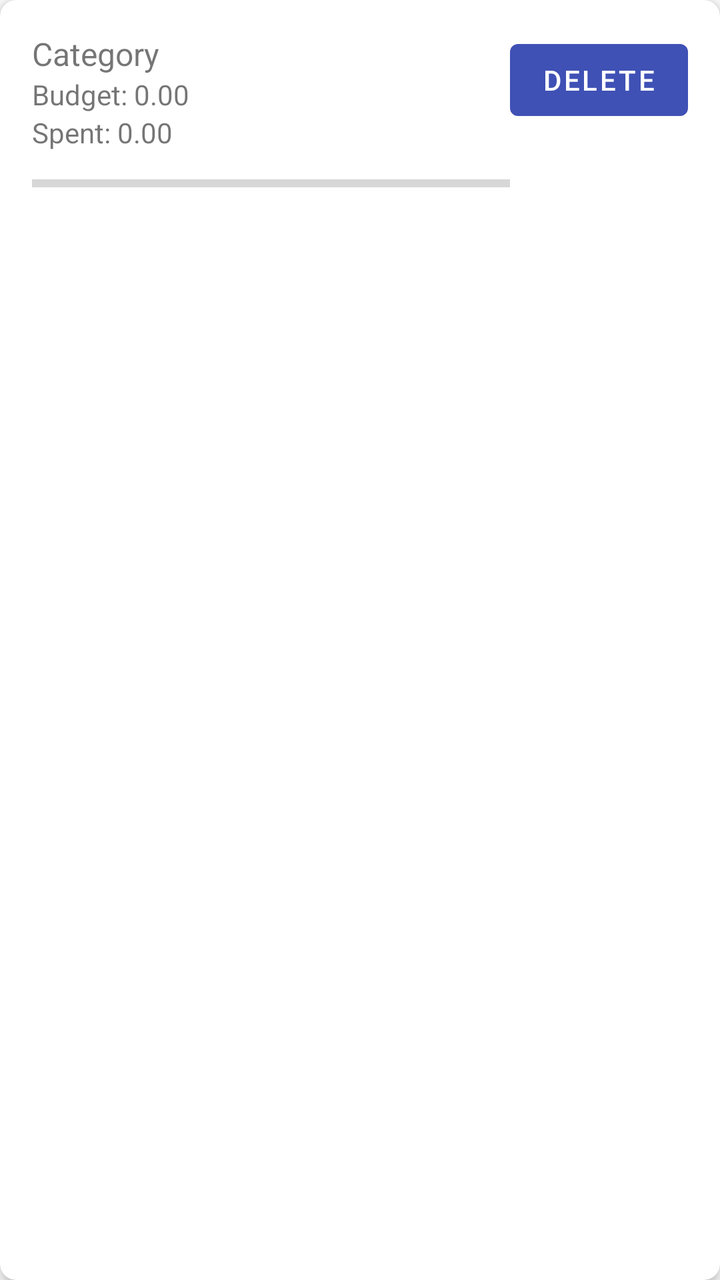
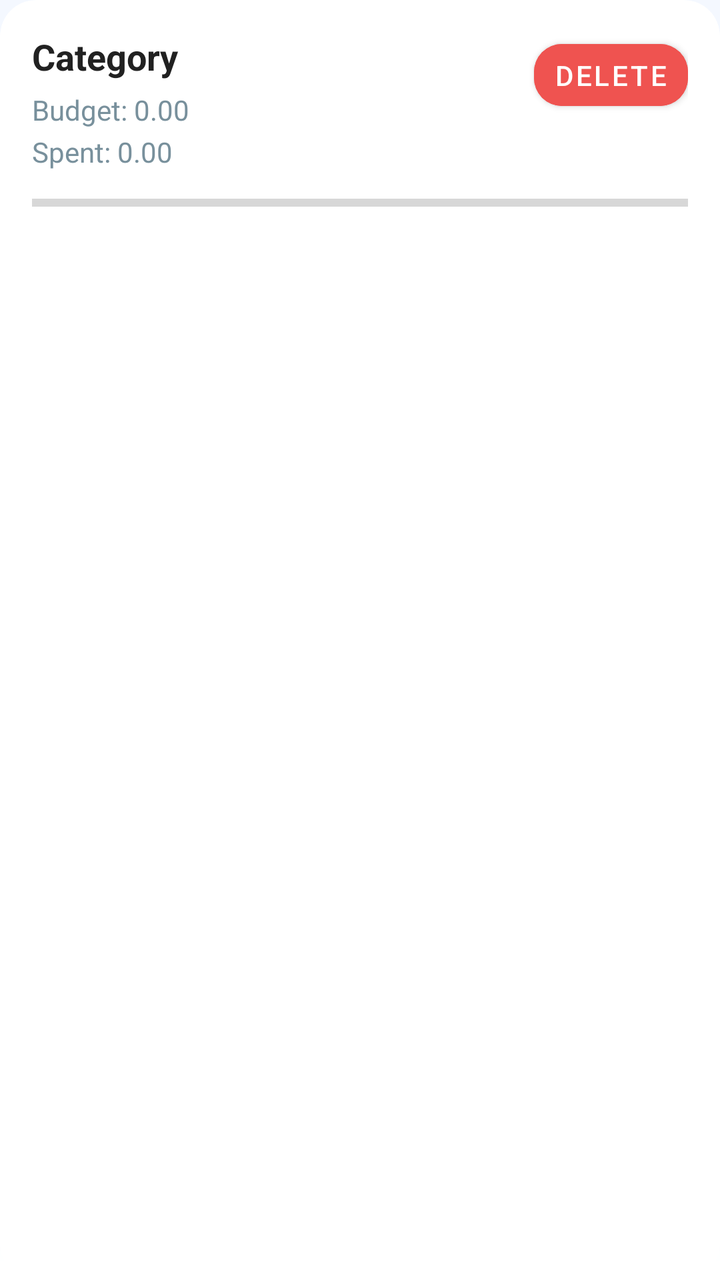

Before-and-after screenshots of an Android layout around one commit, followed by the original layout XML and the change that was made.
<!-- AndroidManifest.xml: application theme Theme.ImiliPocket -->
<!-- res/layout/item_budget.xml -->
<?xml version="1.0" encoding="utf-8"?>
<androidx.cardview.widget.CardView
    xmlns:android="http://schemas.android.com/apk/res/android"
    xmlns:app="http://schemas.android.com/apk/res-auto"
    android:layout_width="match_parent"
    android:layout_height="wrap_content"
    app:cardCornerRadius="8dp"
    app:cardElevation="4dp"
    android:layout_margin="8dp">

    <androidx.constraintlayout.widget.ConstraintLayout
        android:layout_width="match_parent"
        android:layout_height="wrap_content"
        android:padding="16dp">

        <TextView
            android:id="@+id/tv_category"
            android:layout_width="0dp"
            android:layout_height="wrap_content"
            android:text="Category"
            android:textSize="16sp"
            app:layout_constraintTop_toTopOf="parent"
            app:layout_constraintStart_toStartOf="parent"
            app:layout_constraintEnd_toStartOf="@id/btn_delete" />

        <TextView
            android:id="@+id/tv_budget_amount"
            android:layout_width="0dp"
            android:layout_height="wrap_content"
            android:text="Budget: 0.00"
            android:textSize="14sp"
            app:layout_constraintTop_toBottomOf="@id/tv_category"
            app:layout_constraintStart_toStartOf="parent"
            app:layout_constraintEnd_toStartOf="@id/btn_delete" />

        <TextView
            android:id="@+id/tv_spent_amount"
            android:layout_width="0dp"
            android:layout_height="wrap_content"
            android:text="Spent: 0.00"
            android:textSize="14sp"
            app:layout_constraintTop_toBottomOf="@id/tv_budget_amount"
            app:layout_constraintStart_toStartOf="parent"
            app:layout_constraintEnd_toStartOf="@id/btn_delete" />

        <ProgressBar
            android:id="@+id/progress_bar"
            style="@style/Widget.AppCompat.ProgressBar.Horizontal"
            android:layout_width="0dp"
            android:layout_height="wrap_content"
            android:max="100"
            android:progress="0"
            app:layout_constraintTop_toBottomOf="@id/tv_spent_amount"
            app:layout_constraintStart_toStartOf="parent"
            app:layout_constraintEnd_toStartOf="@id/btn_delete"
            android:layout_marginTop="8dp" />

        <Button
            android:id="@+id/btn_delete"
            android:layout_width="wrap_content"
            android:layout_height="wrap_content"
            android:text="Delete"
            app:layout_constraintTop_toTopOf="parent"
            app:layout_constraintEnd_toEndOf="parent" />
    </androidx.constraintlayout.widget.ConstraintLayout>
</androidx.cardview.widget.CardView>
<!-- resources referenced by this layout -->
<resources>
  <style name="Theme.ImiliPocket" parent="Theme.MaterialComponents.DayNight.NoActionBar">
          <item name="colorPrimary">@color/primary_color</item> 
          <item name="colorPrimaryVariant">@color/primary_dark</item> 
          <item name="colorOnPrimary">@color/white</item>
          <item name="colorSecondary">@color/secondary_color</item> 
          <item name="colorSecondaryVariant">@color/secondary_dark</item> 
          <item name="colorOnSecondary">@color/black</item>
          <item name="android:statusBarColor">@android:color/transparent</item>
          <item name="android:windowLightStatusBar">true</item>
          <item name="android:navigationBarColor">@android:color/transparent</item>
          <item name="android:windowDrawsSystemBarBackgrounds">true</item>
      </style>
  <color name="primary_color">#3F51B5</color>
  <color name="primary_dark">#303F9F</color>
  <color name="white">#FFFFFFFF</color>
  <color name="secondary_color">#F06292</color>
  <color name="secondary_dark">#C2185B</color>
  <color name="black">#FF000000</color>
</resources>

<!-- the commit's change to res/layout/item_budget.xml (unified diff, before → after) -->
@@ -4,9 +4,16 @@
     xmlns:app="http://schemas.android.com/apk/res-auto"
     android:layout_width="match_parent"
     android:layout_height="wrap_content"
-    app:cardCornerRadius="8dp"
-    app:cardElevation="4dp"
-    android:layout_margin="8dp">
+    android:layout_marginStart="2dp"
+    android:layout_marginTop="6dp"
+    android:layout_marginEnd="2dp"
+    android:layout_marginBottom="6dp"
+    app:cardCornerRadius="18dp"
+    app:cardElevation="0dp"
+    app:cardUseCompatPadding="false"
+    app:cardBackgroundColor="@android:color/white"
+    app:strokeColor="@color/surface_outline"
+    app:strokeWidth="1dp">
 
     <androidx.constraintlayout.widget.ConstraintLayout
         android:layout_width="match_parent"
@@ -18,7 +25,9 @@
             android:layout_width="0dp"
             android:layout_height="wrap_content"
             android:text="Category"
-            android:textSize="16sp"
+            android:textColor="@color/text_primary"
+            android:textSize="18sp"
+            android:textStyle="bold"
             app:layout_constraintTop_toTopOf="parent"
             app:layout_constraintStart_toStartOf="parent"
             app:layout_constraintEnd_toStartOf="@id/btn_delete" />
@@ -27,21 +36,25 @@
             android:id="@+id/tv_budget_amount"
             android:layout_width="0dp"
             android:layout_height="wrap_content"
+            android:layout_marginTop="5dp"
             android:text="Budget: 0.00"
+            android:textColor="@color/text_secondary"
             android:textSize="14sp"
             app:layout_constraintTop_toBottomOf="@id/tv_category"
             app:layout_constraintStart_toStartOf="parent"
-            app:layout_constraintEnd_toStartOf="@id/btn_delete" />
+            app:layout_constraintEnd_toEndOf="parent" />
 
         <TextView
             android:id="@+id/tv_spent_amount"
             android:layout_width="0dp"
             android:layout_height="wrap_content"
+            android:layout_marginTop="2dp"
             android:text="Spent: 0.00"
+            android:textColor="@color/text_secondary"
             android:textSize="14sp"
             app:layout_constraintTop_toBottomOf="@id/tv_budget_amount"
             app:layout_constraintStart_toStartOf="parent"
-            app:layout_constraintEnd_toStartOf="@id/btn_delete" />
+            app:layout_constraintEnd_toEndOf="parent" />
 
         <ProgressBar
             android:id="@+id/progress_bar"
@@ -50,16 +63,25 @@
             android:layout_height="wrap_content"
             android:max="100"
             android:progress="0"
+            android:progressTint="@color/primary_color"
             app:layout_constraintTop_toBottomOf="@id/tv_spent_amount"
             app:layout_constraintStart_toStartOf="parent"
-            app:layout_constraintEnd_toStartOf="@id/btn_delete"
+            app:layout_constraintEnd_toEndOf="parent"
             android:layout_marginTop="8dp" />
 
         <Button
             android:id="@+id/btn_delete"
             android:layout_width="wrap_content"
             android:layout_height="wrap_content"
+            android:backgroundTint="@color/expense_red"
+            android:minWidth="0dp"
+            android:minHeight="0dp"
+            android:paddingStart="10dp"
+            android:paddingTop="6dp"
+            android:paddingEnd="10dp"
+            android:paddingBottom="6dp"
             android:text="Delete"
+            android:textColor="@color/white"
             app:layout_constraintTop_toTopOf="parent"
             app:layout_constraintEnd_toEndOf="parent" />
     </androidx.constraintlayout.widget.ConstraintLayout>
<!-- resource entries referenced after the edit -->
@@ -1,5 +1,6 @@
 <!-- resources referenced by this layout -->
 <resources>
+  <color name="expense_red">#EF5350</color>
   <style name="Theme.ImiliPocket" parent="Theme.MaterialComponents.DayNight.NoActionBar">
           <item name="colorPrimary">@color/primary_color</item> 
           <item name="colorPrimaryVariant">@color/primary_dark</item> 
@@ -11,12 +12,35 @@
           <item name="android:windowLightStatusBar">true</item>
           <item name="android:navigationBarColor">@android:color/transparent</item>
           <item name="android:windowDrawsSystemBarBackgrounds">true</item>
+          <item name="android:windowBackground">@drawable/bg_screen_modern</item>
+          <item name="shapeAppearanceMediumComponent">@style/ShapeAppearance.ImiliPocket.Medium</item>
+          <item name="shapeAppearanceSmallComponent">@style/ShapeAppearance.ImiliPocket.Small</item>
       </style>
   <color name="primary_color">#3F51B5</color>
+  <color name="surface_outline">#1A000000</color>
+  <color name="text_primary">#212121</color>
+  <color name="text_secondary">#78909C</color>
   <color name="primary_dark">#303F9F</color>
   <color name="white">#FFFFFFFF</color>
   <color name="secondary_color">#F06292</color>
   <color name="secondary_dark">#C2185B</color>
   <color name="black">#FF000000</color>
+  <!-- drawable bg_screen_modern (drawable) -->
+  <?xml version="1.0" encoding="utf-8"?>
+  <shape xmlns:android="http://schemas.android.com/apk/res/android">
+      <gradient
+          android:angle="270"
+          android:startColor="#F4F8FF"
+          android:centerColor="#EEF4FF"
+          android:endColor="#FFFFFF" />
+  </shape>
+  <style name="ShapeAppearance.ImiliPocket.Medium" parent="ShapeAppearance.MaterialComponents.MediumComponent">
+          <item name="cornerFamily">rounded</item>
+          <item name="cornerSize">20dp</item>
+      </style>
+  <style name="ShapeAppearance.ImiliPocket.Small" parent="ShapeAppearance.MaterialComponents.SmallComponent">
+          <item name="cornerFamily">rounded</item>
+          <item name="cornerSize">14dp</item>
+      </style>
 </resources>
 
